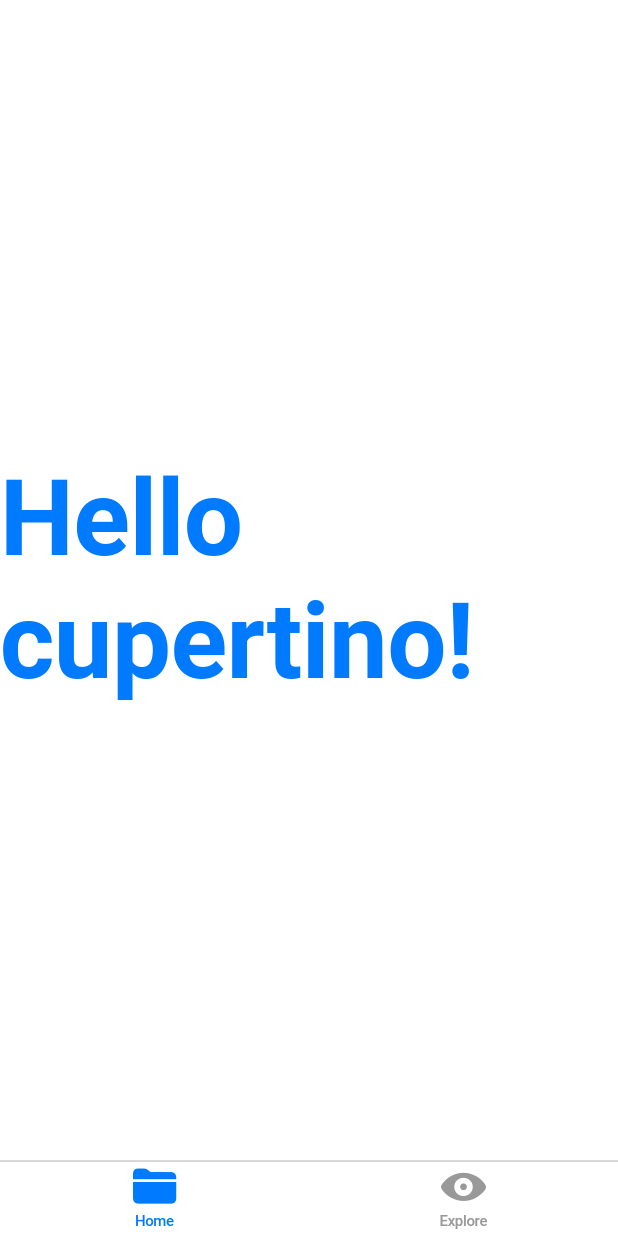
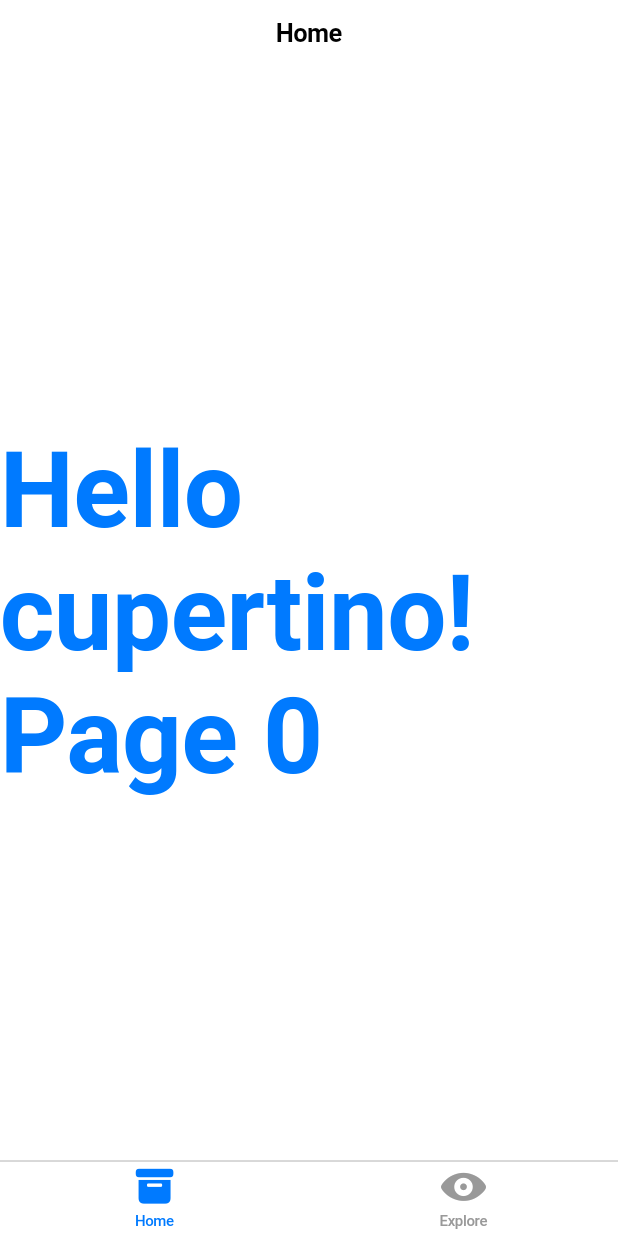
Before and after one commit to ItsRyanWu/flutter-cupertino-ui-hands-on, a Flutter app: the screen it shows after launch, on a phone screen of 412 x 824 dp. Run offline on Flutter 3.47's test engine with Material 2 defaults, Android fonts, the light colour scheme and no system bars.

Commit message:
Add Cupertino navigartion bar

```diff
--- a/lib/main.dart
+++ b/lib/main.dart
@@ -33,6 +33,11 @@ class MyHomePage extends StatefulWidget {
 
 class _MyHomePageState extends State<MyHomePage> {
   int _counter = 0;
+
+  final navigatonBarText = {
+    0: 'Home',
+    1: 'Explore'
+  };
   static const a = ConstantInstance([1], {'test': 1}, '');
 
   void _incrementCounter() {
@@ -53,7 +58,7 @@ class _MyHomePageState extends State<MyHomePage> {
       tabBar: CupertinoTabBar(
         items: [
           BottomNavigationBarItem(
-              icon: Icon(CupertinoIcons.folder_fill), label: 'Home'),
+              icon: Icon(CupertinoIcons.archivebox_fill), label: 'Home'),
           BottomNavigationBarItem(
               icon: Icon(CupertinoIcons.eye_solid), label: 'Explore')
         ],
@@ -61,8 +66,12 @@ class _MyHomePageState extends State<MyHomePage> {
       tabBuilder: (context, i) {
         return CupertinoTabView(builder: (context) {
           return CupertinoPageScaffold(
+            navigationBar: CupertinoNavigationBar(
+              middle: Text('${navigatonBarText[i]}'),
+            ),
             child: Center(
-              child: Text('Hello cupertino!',
+              child: Text(
+                 'Hello cupertino! Page $i',
                   style: CupertinoTheme.of(context)
                       .textTheme
                       .navLargeTitleTextStyle),
```
